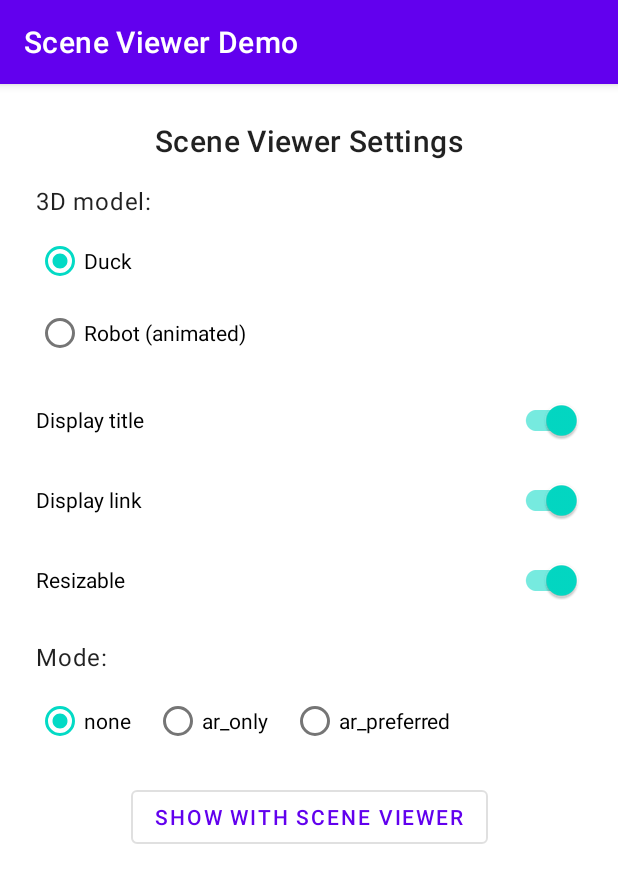
After one commit to codemaker2015/scene-viewer-demo, an Android app: the SceneViewerDemoActivity screen opened directly, with no data from a screen before it, on a phone screen of 412 x 824 dp. The commit adds this screen. Shown: the top 883 px of the screen. Run offline under Robolectric (Android 15) with nearby library versions, the phone set to English and light mode, and no system bars.

Commit message:
Android demo updation with advanced features

```diff
--- a/android/app/src/main/AndroidManifest.xml
+++ b/android/app/src/main/AndroidManifest.xml
@@ -10,6 +10,9 @@
         android:supportsRtl="true"
         android:theme="@style/Theme.SceneViewerDemo">
         <activity
+            android:name=".SceneViewerDemoActivity"
+            android:exported="false" />
+        <activity
             android:name=".MainActivity"
             android:exported="true">
             <intent-filter>
--- a/android/app/src/main/java/com/example/sceneviewerdemo/MainActivity.java
+++ b/android/app/src/main/java/com/example/sceneviewerdemo/MainActivity.java
@@ -15,14 +15,23 @@ public class MainActivity extends AppCompatActivity {
         super.onCreate(savedInstanceState);
         setContentView(R.layout.activity_main);
         Button btnView = findViewById(R.id.btnView);
+        Button btnAdvanced = findViewById(R.id.btnAdvanced);
         btnView.setOnClickListener(new View.OnClickListener() {
             @Override
             public void onClick(View v) {
                 Intent sceneViewerIntent = new Intent(Intent.ACTION_VIEW);
-                sceneViewerIntent.setData(Uri.parse("https://arvr.google.com/scene-viewer/1.0?file=https://raw.githubusercontent.com/KhronosGroup/glTF-Sample-Models/master/2.0/Avocado/glTF/Avocado.gltf"));
+                sceneViewerIntent.setData(Uri.parse("https://arvr.google.com/scene-viewer/1.0?file=https://raw.githubusercontent.com/codemaker2015/glTF-Sample-Models/master/2.0/Avocado/glTF/Avocado.gltf"));
                 sceneViewerIntent.setPackage("com.google.android.googlequicksearchbox");
                 startActivity(sceneViewerIntent);
             }
         });
+
+        btnAdvanced.setOnClickListener(new View.OnClickListener() {
+            @Override
+            public void onClick(View v) {
+                Intent intent = new Intent(MainActivity.this, SceneViewerDemoActivity.class);
+                startActivity(intent);
+            }
+        });
     }
 }
--- /dev/null
+++ b/android/app/src/main/java/com/example/sceneviewerdemo/SceneViewerDemoActivity.java
@@ -0,0 +1,88 @@
+package com.example.sceneviewerdemo;
+
+import androidx.appcompat.app.AppCompatActivity;
+import android.content.Intent;
+import android.net.Uri;
+import android.os.Bundle;
+import android.view.View;
+import android.widget.Button;
+import android.widget.RadioButton;
+
+import com.google.android.material.switchmaterial.SwitchMaterial;
+
+import java.util.HashMap;
+
+public class SceneViewerDemoActivity extends AppCompatActivity {
+
+    RadioButton modelDuckRbt, arOnlyRbt, arPreferred;
+    SwitchMaterial titleSwitch, linkSwitch, resizableSwitch;
+    Button simpleBtn;
+
+    @Override
+    protected void onCreate(Bundle savedInstanceState) {
+        super.onCreate(savedInstanceState);
+        setContentView(R.layout.activity_scene_viewer_demo);
+
+        modelDuckRbt = findViewById(R.id.model_duck_rbt);
+        arOnlyRbt = findViewById(R.id.ar_only_rbt);
+        arPreferred = findViewById(R.id.ar_preferred);
+        titleSwitch = findViewById(R.id.title_switch);
+        linkSwitch = findViewById(R.id.link_switch);
+        resizableSwitch = findViewById(R.id.resizable_switch);
+        simpleBtn = findViewById(R.id.simple_btn);
+
+        simpleBtn.setOnClickListener(new View.OnClickListener() {
+            @Override
+            public void onClick(View v) {
+                Intent sceneViewerIntent = new Intent(Intent.ACTION_VIEW);
+                Uri intentUri = createIntentUri();
+
+                /* Alternative version */
+//                Uri intentUri = Uri.parse("https://arvr.google.com/scene-viewer/1.0").buildUpon()
+//                    .appendQueryParameter("file", "https://raw.githubusercontent.com/codemaker2015/glTF-Sample-Models/master/2.0/Duck/glTF/Duck.gltf")
+//                    .appendQueryParameter("mode", "ar_only")
+//                    .appendQueryParameter("title", "Duck")
+//                    .appendQueryParameter("resizable", "false")
+//                    .build();
+
+                sceneViewerIntent.setData(intentUri);
+                sceneViewerIntent.setPackage("com.google.android.googlequicksearchbox");
+                startActivity(sceneViewerIntent);
+            }
+        });
+    }
+
+    private Uri createIntentUri() {
+        Uri.Builder intentUri = Uri.parse("https://arvr.google.com/scene-viewer/1.0").buildUpon();
+        HashMap<String, String> params = getIntentParams();
+        params.forEach((String key, String value) -> intentUri.appendQueryParameter(key, value));
+        return intentUri.build();
+    }
+
+    private HashMap<String, String> getIntentParams() {
+        HashMap params = new HashMap<String, String>();
+        if(modelDuckRbt.isChecked())
+            params.put("file", "https://raw.githubusercontent.com/codemaker2015/glTF-Sample-Models/master/2.0/Duck/glTF/Duck.gltf");
+        else
+            params.put("file", "https://raw.githubusercontent.com/codemaker2015/glTF-Sample-Models/master/2.0/BrainStem/glTF/BrainStem.gltf");
+
+        if (titleSwitch.isChecked())
+            params.put("title", "SceneViewer Demo");
+
+        if (linkSwitch.isChecked())
+            params.put("link", "https://github.com/codemaker2015/scene-viewer-demo");
+
+        if(arOnlyRbt.isChecked())
+            params.put("mode","ar_only");
+
+        if(arPreferred.isChecked())
+            params.put("mode","ar_preferred");
+
+        if (resizableSwitch.isChecked())
+            params.put("resizable", "true");
+        else
+            params.put("resizable", "false");
+
+        return params;
+    }
+}
--- a/android/app/src/main/res/layout/activity_main.xml
+++ b/android/app/src/main/res/layout/activity_main.xml
@@ -11,15 +11,37 @@
     <TextView
         android:layout_width="wrap_content"
         android:layout_height="wrap_content"
+        android:text="Scene Viewer Demo"
+        android:textStyle="bold"
+        android:textSize="30sp"
+        android:padding="10dp"
+        />
+    <TextView
+        android:layout_width="wrap_content"
+        android:layout_height="wrap_content"
         android:text="View your 3D model"
         android:textSize="20sp"
         android:padding="10dp"
         />
-    <Button
-        android:id="@+id/btnView"
-        android:layout_width="wrap_content"
+    <LinearLayout
+        android:layout_width="match_parent"
         android:layout_height="wrap_content"
-        android:text="Click Here"
-        />
+        android:layout_gravity="center"
+        android:gravity="center">
+        <Button
+            android:id="@+id/btnView"
+            android:layout_width="wrap_content"
+            android:layout_height="wrap_content"
+            android:layout_marginRight="15dp"
+            android:text="Basic"
+            />
+        <Button
+            android:id="@+id/btnAdvanced"
+            android:layout_width="wrap_content"
+            android:layout_height="wrap_content"
+            android:text="Advanced"
+            />
+    </LinearLayout>
+
 
 </LinearLayout>
--- /dev/null
+++ b/android/app/src/main/res/layout/activity_scene_viewer_demo.xml
@@ -0,0 +1,127 @@
+<?xml version="1.0" encoding="utf-8"?>
+<androidx.constraintlayout.widget.ConstraintLayout xmlns:android="http://schemas.android.com/apk/res/android"
+    xmlns:app="http://schemas.android.com/apk/res-auto"
+    xmlns:tools="http://schemas.android.com/tools"
+    android:layout_width="match_parent"
+    android:layout_height="match_parent"
+    android:padding="24dp"
+    tools:context=".SceneViewerDemoActivity">
+    <com.google.android.material.textview.MaterialTextView
+        android:id="@+id/text_header"
+        android:layout_width="wrap_content"
+        android:layout_height="wrap_content"
+        android:text="@string/scene_viewer_settings"
+        app:layout_constraintLeft_toLeftOf="parent"
+        app:layout_constraintRight_toRightOf="parent"
+        app:layout_constraintTop_toTopOf="parent"
+        android:textAppearance="?attr/textAppearanceHeadline6" />
+
+    <RadioGroup
+        android:id="@+id/model_rg"
+        android:checkedButton="@+id/model_duck_rbt"
+        app:layout_constraintTop_toBottomOf="@id/text_header"
+        app:layout_constraintLeft_toLeftOf="parent"
+        app:layout_constraintRight_toRightOf="parent"
+        android:layout_marginTop="15dp"
+        android:layout_width="match_parent"
+        android:layout_height="wrap_content">
+
+        <com.google.android.material.textview.MaterialTextView
+            android:layout_width="wrap_content"
+            android:layout_height="wrap_content"
+            android:text="@string/choose_3d_model"
+            android:layout_marginBottom="5dp"
+            android:textAppearance="?attr/textAppearanceBody1" />
+        <RadioButton
+            android:id="@+id/model_duck_rbt"
+            android:layout_width="match_parent"
+            android:layout_height="match_parent"
+            android:text="@string/duck"/>
+        <RadioButton
+            android:id="@+id/model_robot"
+            android:layout_width="match_parent"
+            android:layout_height="match_parent"
+            android:text="@string/robot"/>
+    </RadioGroup>
+
+    <com.google.android.material.switchmaterial.SwitchMaterial
+        android:id="@+id/title_switch"
+        android:layout_width="match_parent"
+        android:layout_height="wrap_content"
+        android:checked="true"
+        android:layout_marginTop="10dp"
+        app:layout_constraintLeft_toLeftOf="parent"
+        app:layout_constraintTop_toBottomOf="@id/model_rg"
+        android:text="@string/display_title"/>
+
+    <com.google.android.material.switchmaterial.SwitchMaterial
+        android:id="@+id/link_switch"
+        android:layout_width="match_parent"
+        android:layout_height="wrap_content"
+        android:checked="true"
+        android:layout_marginTop="5dp"
+        app:layout_constraintLeft_toLeftOf="parent"
+        app:layout_constraintTop_toBottomOf="@id/title_switch"
+        android:text="@string/display_link"/>
+
+    <com.google.android.material.switchmaterial.SwitchMaterial
+        android:id="@+id/resizable_switch"
+        android:layout_width="match_parent"
+        android:layout_height="wrap_content"
+        android:checked="true"
+        android:layout_marginTop="5dp"
+        app:layout_constraintLeft_toLeftOf="parent"
+        app:layout_constraintTop_toBottomOf="@id/link_switch"
+        android:text="@string/resizable"/>
+
+    <RadioGroup
+        android:id="@+id/mode_rg"
+        android:checkedButton="@+id/mode_none_rbt"
+        app:layout_constraintTop_toBottomOf="@id/resizable_switch"
+        app:layout_constraintLeft_toLeftOf="parent"
+        app:layout_constraintRight_toRightOf="parent"
+        android:layout_marginTop="16dp"
+        android:layout_width="match_parent"
+        android:layout_height="wrap_content">
+        <com.google.android.material.textview.MaterialTextView
+            android:layout_width="wrap_content"
+            android:layout_height="wrap_content"
+            android:text="@string/choose_mode"
+            android:layout_marginBottom="8dp"
+            android:textAppearance="?attr/textAppearanceBody1" />
+        <LinearLayout
+            android:layout_width="match_parent"
+            android:layout_height="wrap_content">
+            <RadioButton
+                android:id="@+id/mode_none_rbt"
+                android:layout_width="wrap_content"
+                android:layout_height="match_parent"
+                android:layout_marginRight="15dp"
+                android:text="@string/none"/>
+            <RadioButton
+                android:id="@+id/ar_only_rbt"
+                android:layout_width="wrap_content"
+                android:layout_height="match_parent"
+                android:layout_marginRight="15dp"
+                android:text="@string/ar_only"/>
+            <RadioButton
+                android:id="@+id/ar_preferred"
+                android:layout_width="wrap_content"
+                android:layout_height="match_parent"
+                android:layout_marginRight="15dp"
+                android:text="@string/ar_preferred"/>
+        </LinearLayout>
+    </RadioGroup>
+
+    <Button
+        android:id="@+id/simple_btn"
+        android:layout_width="wrap_content"
+        android:layout_height="wrap_content"
+        android:text="@string/show_with_scene_viewer"
+        android:layout_marginTop="16dp"
+        app:layout_constraintLeft_toLeftOf="parent"
+        app:layout_constraintRight_toRightOf="parent"
+        app:layout_constraintTop_toBottomOf="@id/mode_rg"
+        style="?attr/materialButtonOutlinedStyle" />
+
+</androidx.constraintlayout.widget.ConstraintLayout>
--- a/android/app/src/main/res/values/strings.xml
+++ b/android/app/src/main/res/values/strings.xml
@@ -1,3 +1,15 @@
 <resources>
     <string name="app_name">Scene Viewer Demo</string>
+    <string name="resizable">Resizable</string>
+    <string name="scene_viewer_settings">Scene Viewer Settings</string>
+    <string name="duck">Duck</string>
+    <string name="robot">Robot (animated)</string>
+    <string name="choose_3d_model">3D model:</string>
+    <string name="choose_mode">Mode:</string>
+    <string name="show_with_scene_viewer">Show with Scene Viewer</string>
+    <string name="display_title">Display title</string>
+    <string name="display_link">Display link</string>
+    <string name="none">none</string>
+    <string name="ar_only">ar_only</string>
+    <string name="ar_preferred">ar_preferred</string>
 </resources>
```
Also changed, not shown: 5 other files.
